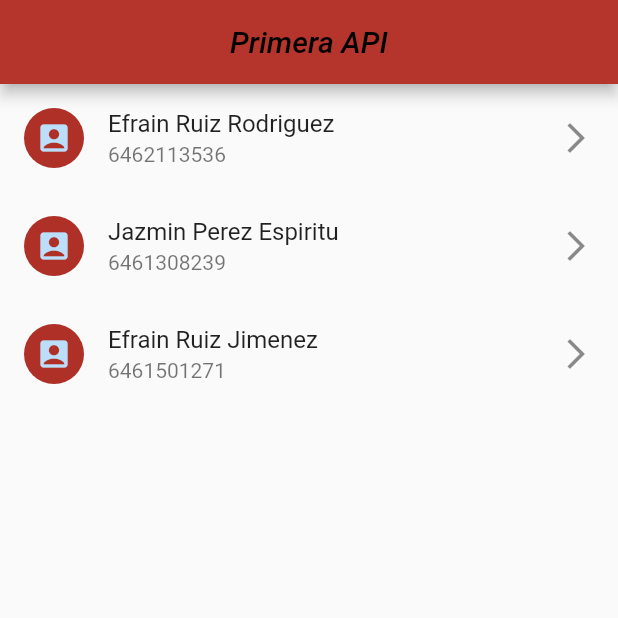
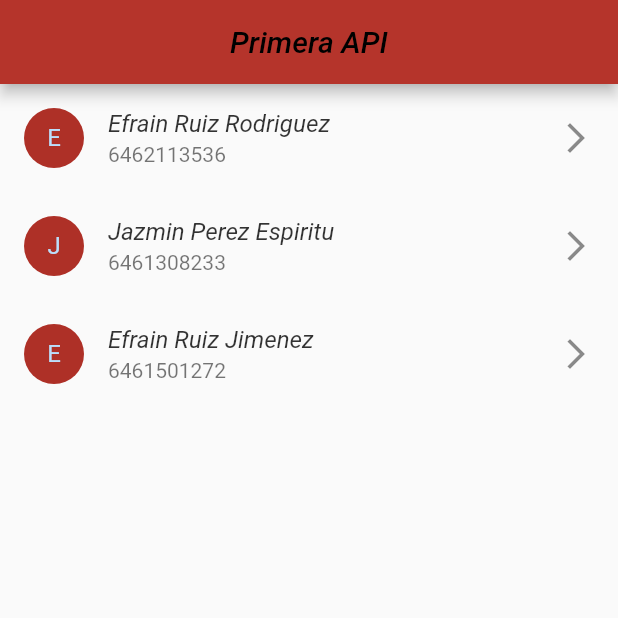
Before and after one commit to rure0208/API, a Flutter app: the screen it shows after launch, on a phone screen of 412 x 824 dp, the top half of it. Run offline on Flutter 3.47's test engine with Material 2 defaults, Android fonts, the phone set to English and light mode, and no system bars.

Commit message:
corrección de error

```diff
--- a/lib/main.dart
+++ b/lib/main.dart
@@ -1,9 +1,5 @@
-import 'dart:convert';
-import 'dart:async' show Future;
 import 'package:api/ventana2.dart';
-import 'package:flutter/services.dart' show rootBundle;
 import 'package:flutter/material.dart';
-import 'package:flutter/services.dart';
 
 void main() => runApp(const MyApp());
 
@@ -15,19 +11,14 @@ class MyApp extends StatefulWidget {
 }
 
 class _MyAppState extends State<MyApp> {
-  late List personas = [];
-  Future<String> loadJsonData() async {
-    var jsonText = await rootBundle.loadString('load_json/estudiante.json');
-    setState(() => personas = json.decode(jsonText));
-    return 'success';
-  }
-
-  @override
-  void initState() {
-    super.initState();
-    loadJsonData();
-  }
-
+  final List<Estudiante> _personas = [
+    Estudiante("17760210", "Efrain Ruiz Rodriguez", "sistemas", "9no",
+        "6462113536", "al17760210@ite.edu.mx"),
+    Estudiante("17760221", "Jazmin Perez Espiritu", "sistemas", "8no",
+        "6461308233", "al17760221@ite.edu.mx"),
+    Estudiante("17760230", "Efrain Ruiz Jimenez", "sistemas", "11vo",
+        "6461501272", "al17760230@ite.edu.mx"),
+  ];
   @override
   Widget build(BuildContext context) {
     return MaterialApp(
@@ -45,33 +36,33 @@ class _MyAppState extends State<MyApp> {
             ),
           ),
           body: ListView.builder(
-            itemCount: personas == null ? 0 : personas.length,
+            itemCount: _personas.length,
             itemBuilder: (BuildContext context, int index) {
-              var nombre = personas[index]['nombre'];
-              var telefono = personas[index]['telefono'];
-              var matricula = personas[index]['matricula'];
-              var carrera = personas[index]['carrera'];
-              var semestre = personas[index]['semestre'];
-              var email = personas[index]['email'];
               return ListTile(
                 onLongPress: () {
                   Navigator.push(
                       context,
                       MaterialPageRoute(
                         builder: (context) => Ventana2(
-                            matricula: matricula,
-                            nombre: nombre,
-                            carrera: carrera,
-                            semestre: semestre,
-                            telefono: telefono,
-                            email: email),
+                            matricula: _personas[index].matricula,
+                            nombre: _personas[index].nombre,
+                            carrera: _personas[index].carrera,
+                            semestre: _personas[index].semestre,
+                            telefono: _personas[index].telefono,
+                            email: _personas[index].email),
                       ));
                 },
-                title: Text(nombre),
-                subtitle: Text(telefono),
-                leading: const CircleAvatar(
+                title: Text(
+                  _personas[index].nombre,
+                  style: TextStyle(
+                    color: Colors.black.withOpacity(0.8),
+                    fontStyle: FontStyle.italic,
+                  ),
+                ),
+                subtitle: Text(_personas[index].telefono),
+                leading: CircleAvatar(
                   backgroundColor: const Color.fromARGB(255, 174, 48, 39),
-                  child: Icon(Icons.account_box_rounded),
+                  child: Text(_personas[index].nombre.substring(0, 1)),
                 ),
                 trailing: const Icon(Icons.arrow_forward_ios),
               );
@@ -80,3 +71,15 @@ class _MyAppState extends State<MyApp> {
     );
   }
 }
+
+class Estudiante {
+  String matricula;
+  String nombre;
+  String carrera;
+  String semestre;
+  String telefono;
+  String email;
+
+  Estudiante(this.matricula, this.nombre, this.carrera, this.semestre,
+      this.telefono, this.email);
+}
```
